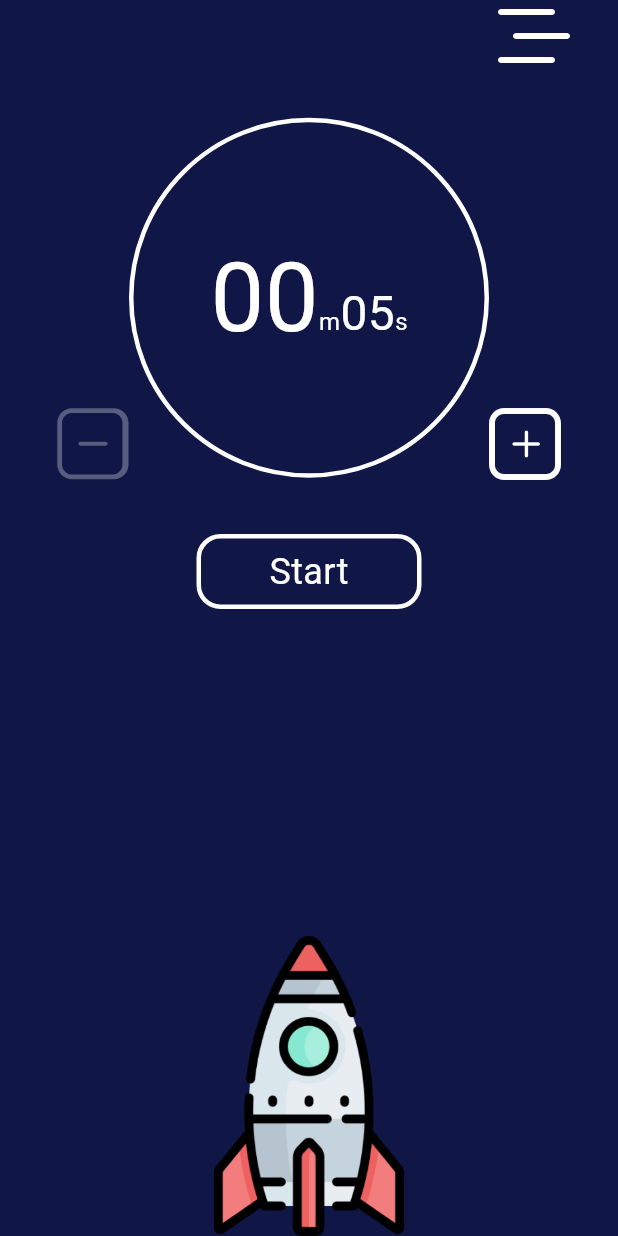
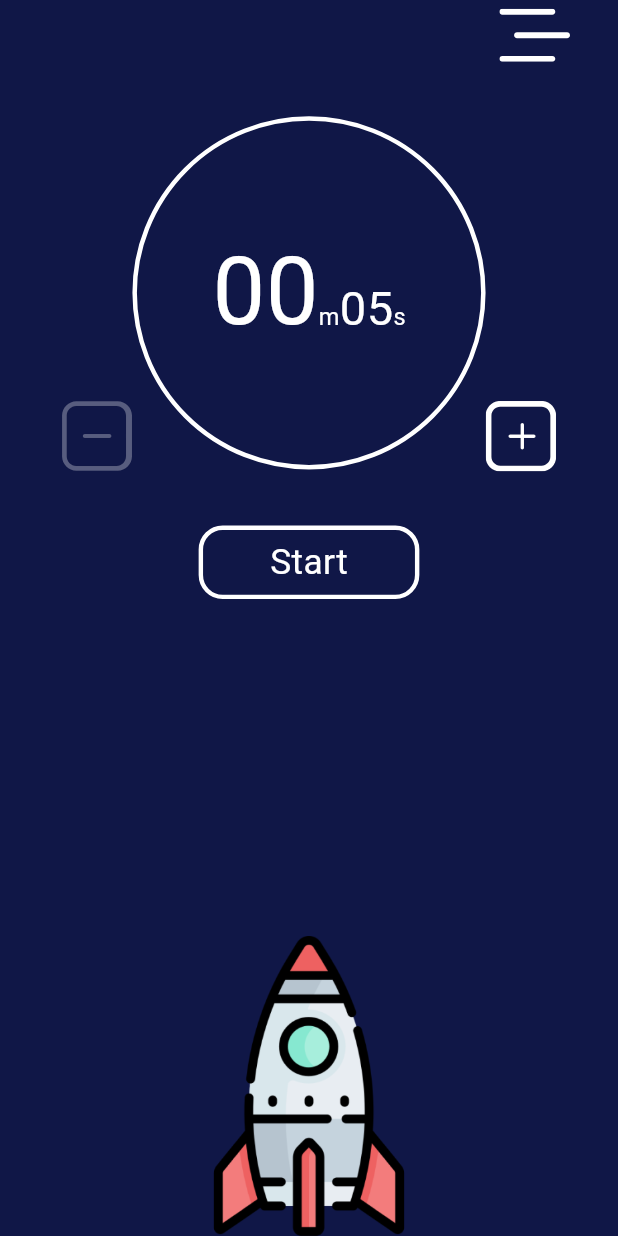
Before and after one commit to NewtonYuan/mystarship, a Flutter app: the screen it shows after launch, on a phone screen of 412 x 824 dp. Run offline on Flutter 3.47's test engine with Material 3 defaults, Android fonts, the phone set to English and light mode, and no system bars; our stand-ins replace flutter_svg.

Commit message:
work: fixed main layout issues

```diff
--- a/lib/components/animated_button.dart
+++ b/lib/components/animated_button.dart
@@ -8,6 +8,7 @@ class AnimatedButton extends StatefulWidget {
   final String variant;
   final String? assetFile;
   final double? margin;
+  final double widthRatio;
 
   const AnimatedButton(
       {Key? key,
@@ -15,7 +16,8 @@ class AnimatedButton extends StatefulWidget {
       required this.onTapUp,
       required this.variant,
       this.assetFile,
-      this.margin})
+      this.margin,
+      required this.widthRatio})
       : super(key: key);
 
   @override
@@ -48,13 +50,14 @@ class AnimatedButtonState extends State<AnimatedButton> {
         duration: const Duration(milliseconds: 100),
         alignment: Alignment.center,
         margin: EdgeInsets.only(top: widget.margin ?? 0),
-        height: widget.variant == 'text' ? 50 : 48,
-        width: widget.variant == 'text' ? 150 : 48,
+        height: (widget.variant == 'text' ? 50 : 48) * widget.widthRatio,
+        width: (widget.variant == 'text' ? 150 : 48) * widget.widthRatio,
         decoration: widget.variant == 'text'
             ? BoxDecoration(
                 color: isPressed ? lightColor : primaryColor,
                 shape: BoxShape.rectangle,
-                border: Border.all(width: 3, color: lightColor),
+                border:
+                    Border.all(width: 3 * widget.widthRatio, color: lightColor),
                 borderRadius: BorderRadius.circular(16),
               )
             : BoxDecoration(
@@ -65,7 +68,7 @@ class AnimatedButtonState extends State<AnimatedButton> {
             ? Text(
                 widget.text ?? '',
                 style: TextStyle(
-                  fontSize: 24,
+                  fontSize: 24 * widget.widthRatio,
                   color: isPressed ? primaryColor : lightColor,
                 ),
               )
--- a/lib/components/timer.dart
+++ b/lib/components/timer.dart
@@ -6,21 +6,24 @@
 class MainPainter extends CustomPainter {
   int timeElapsed;
   int totalTime;
+  double widthRatio;
   double aniValue;
   double pi = math.pi;
 
   MainPainter(
       {required this.timeElapsed,
       required this.totalTime,
-      required this.aniValue});
+      required this.aniValue,
+      required this.widthRatio});
 
   @override
   void paint(Canvas canvas, Size size) {
-    Rect rect = const Offset(-125.0, 0) & const Size(250.0, 250.0);
+    Rect rect = Offset(-125.0 * widthRatio, 0) &
+        Size(250.0 * widthRatio, 250.0 * widthRatio);
 
     var paint = Paint()
       ..color = lightColor
-      ..strokeWidth = 12
+      ..strokeWidth = 12 * widthRatio
       ..style = PaintingStyle.stroke
       ..strokeCap = StrokeCap.round;
 
--- a/lib/pages/home.dart
+++ b/lib/pages/home.dart
@@ -90,6 +90,8 @@ class _HomeState extends State<Home> {
   @override
   Widget build(BuildContext context) {
     var size = MediaQuery.of(context).size;
+    double widthRatio = size.width / 420;
+    double heightRatio = size.height / 933.6;
     return Scaffold(
       body: Stack(
         children: [
@@ -119,8 +121,8 @@ class _HomeState extends State<Home> {
                         },
                         child: Container(
                             alignment: Alignment.center,
-                            height: 48,
-                            width: 48,
+                            height: 48 * widthRatio,
+                            width: 48 * widthRatio,
                             child: SvgPicture.asset("assets/icons/menu.svg")),
                       ),
                     ),
@@ -162,7 +164,8 @@ class _HomeState extends State<Home> {
                                     },
                                     variant: 'icon',
                                     assetFile: "assets/icons/minus.svg",
-                                    margin: 200,
+                                    margin: 200 * widthRatio,
+                                    widthRatio: widthRatio,
                                   )),
                             ),
                             TweenAnimationBuilder(
@@ -184,7 +187,8 @@ class _HomeState extends State<Home> {
                                         painter: MainPainter(
                                             timeElapsed: _timeCounter,
                                             totalTime: totalTime,
-                                            aniValue: value),
+                                            aniValue: value,
+                                            widthRatio: widthRatio),
                                       ),
                                     ),
                                     const SizedBox(
@@ -192,8 +196,8 @@ class _HomeState extends State<Home> {
                                     ),
                                     Container(
                                         alignment: Alignment.center,
-                                        height: 240,
-                                        width: 240,
+                                        height: 240 * widthRatio,
+                                        width: 240 * widthRatio,
                                         decoration: BoxDecoration(
                                             color: primaryColor,
                                             shape: BoxShape.circle,
@@ -230,17 +234,17 @@ class _HomeState extends State<Home> {
                                                             children: [
                                                               Text(
                                                                 '${(totalTime - _timeCounter) ~/ 3600}',
-                                                                style: const TextStyle(
-                                                                    fontSize:
-                                                                        48,
+                                                                style: TextStyle(
+                                                                    fontSize: 48 *
+                                                                        widthRatio,
                                                                     color:
                                                                         lightColor),
                                                               ),
-                                                              const Text(
+                                                              Text(
                                                                 'h',
                                                                 style: TextStyle(
-                                                                    fontSize:
-                                                                        16,
+                                                                    fontSize: 16 *
+                                                                        widthRatio,
                                                                     color:
                                                                         lightColor),
                                                               ),
@@ -256,14 +260,16 @@ class _HomeState extends State<Home> {
                                                         style: TextStyle(
                                                             fontSize:
                                                                 (hours <= 0
-                                                                    ? 64
-                                                                    : 48),
+                                                                        ? 64
+                                                                        : 48) *
+                                                                    widthRatio,
                                                             color: lightColor),
                                                       ),
-                                                      const Text(
+                                                      Text(
                                                         'm',
                                                         style: TextStyle(
-                                                            fontSize: 16,
+                                                            fontSize:
+                                                                16 * widthRatio,
                                                             color: lightColor),
                                                       ),
                                                       Text(
@@ -275,14 +281,16 @@ class _HomeState extends State<Home> {
                                                         style: TextStyle(
                                                             fontSize:
                                                                 (hours <= 0
-                                                                    ? 32
-                                                                    : 24),
+                                                                        ? 32
+                                                                        : 24) *
+                                                                    widthRatio,
                                                             color: lightColor),
                                                       ),
-                                                      const Text(
+                                                      Text(
                                                         's',
                                                         style: TextStyle(
-                                                            fontSize: 16,
+                                                            fontSize:
+                                                                16 * widthRatio,
                                                             color: lightColor),
                                                       ),
                                                     ]),
@@ -386,12 +394,13 @@ class _HomeState extends State<Home> {
                                                         const SizedBox(
                                                           height: 56,
                                                         ),
-                                                        const Text(
+                                                        Text(
                                                           'Failure',
                                                           style: TextStyle(
                                                               color:
                                                                   lightFailureColor,
-                                                              fontSize: 32,
+                                                              fontSize: 32 *
+                                                                  widthRatio,
                                                               fontWeight:
                                                                   FontWeight
                                                                       .bold),
@@ -403,13 +412,13 @@ class _HomeState extends State<Home> {
                                                                   left: 24),
                                                           child: Row(
                                                             children: [
-                                                              const Text(
+                                                              Text(
                                                                 'Failed: ',
                                                                 style: TextStyle(
                                                                     color:
                                                                         lightColor,
-                                                                    fontSize:
-                                                                        20,
+                                                                    fontSize: 20 *
+                                                                        widthRatio,
                                                                     fontWeight:
                                                                         FontWeight
                                                                             .bold),
@@ -417,10 +426,11 @@ class _HomeState extends State<Home> {
                                                               Text(
                                                                 '${_timeCounter ~/ 3600}:${((_timeCounter % 3600) ~/ 60).toString().padLeft(2, '0')}:${(_timeCounter).remainder(60).toString().padLeft(2, '0')}',
                                                                 style:
-                                                                    const TextStyle(
+                                                                    TextStyle(
                                                                   color:
                                                                       lightColor,
-                                                                  fontSize: 20,
+                                                                  fontSize: 20 *
+                                                                      widthRatio,
                                                                 ),
                                                               ),
                                                             ],
@@ -433,13 +443,13 @@ class _HomeState extends State<Home> {
                                                                   left: 24),
                                                           child: Row(
                                                             children: [
-                                                              const Text(
+                                                              Text(
                                                                 'Time left: ',
                                                                 style: TextStyle(
                                                                     color:
                                                                         lightColor,
-                                                                    fontSize:
-                                                                        20,
+                                                                    fontSize: 20 *
+                                                                        widthRatio,
                                                                     fontWeight:
                                                                         FontWeight
                                                                             .bold),
@@ -447,10 +457,11 @@ class _HomeState extends State<Home> {
                                                               Text(
                                                                 '${(totalTime - _timeCounter) ~/ 3600}:${(((totalTime - _timeCounter) % 3600) ~/ 60).toString().padLeft(2, '0')}:${(totalTime - _timeCounter).remainder(60).toString().padLeft(2, '0')}',
                                                                 style:
-                                                                    const TextStyle(
+                                                                    TextStyle(
                                                                   color:
                                                                       lightColor,
-                                                                  fontSize: 20,
+                                                                  fontSize: 20 *
+                                                                      widthRatio,
                                                                 ),
                                                               ),
                                                             ],
@@ -483,7 +494,8 @@ class _HomeState extends State<Home> {
                                     },
                                     variant: 'icon',
                                     assetFile: "assets/icons/plus.svg",
-                                    margin: 200,
+                                    margin: 200 * widthRatio,
+                                    widthRatio: widthRatio,
                                   )),
                             ),
                           ],
@@ -508,6 +520,7 @@ class _HomeState extends State<Home> {
                             });
                           },
                           variant: "text",
+                          widthRatio: widthRatio,
                         )
                       ],
                     ),
```
